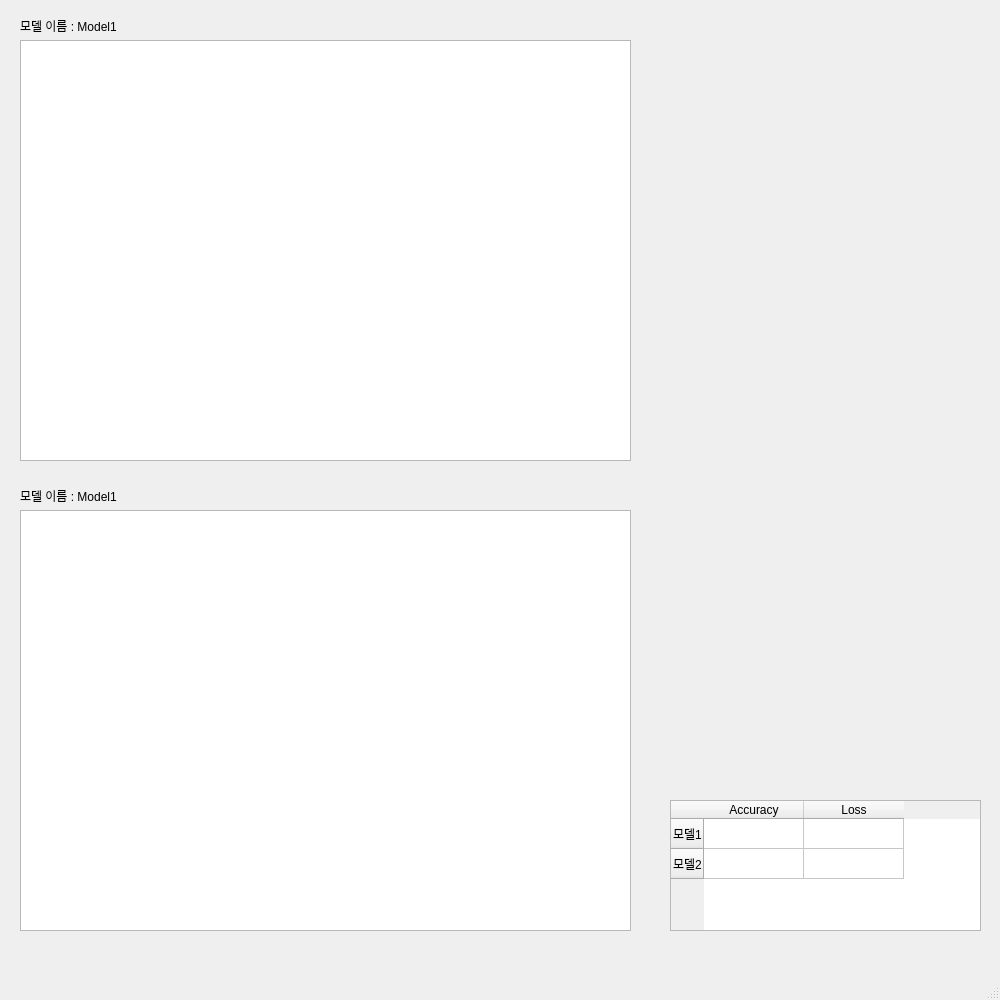
This is develop/pixby/ui/res.ui in Lee-JiHyeon/PIXBY as Qt 5 draws it before an edit. The edited form follows.
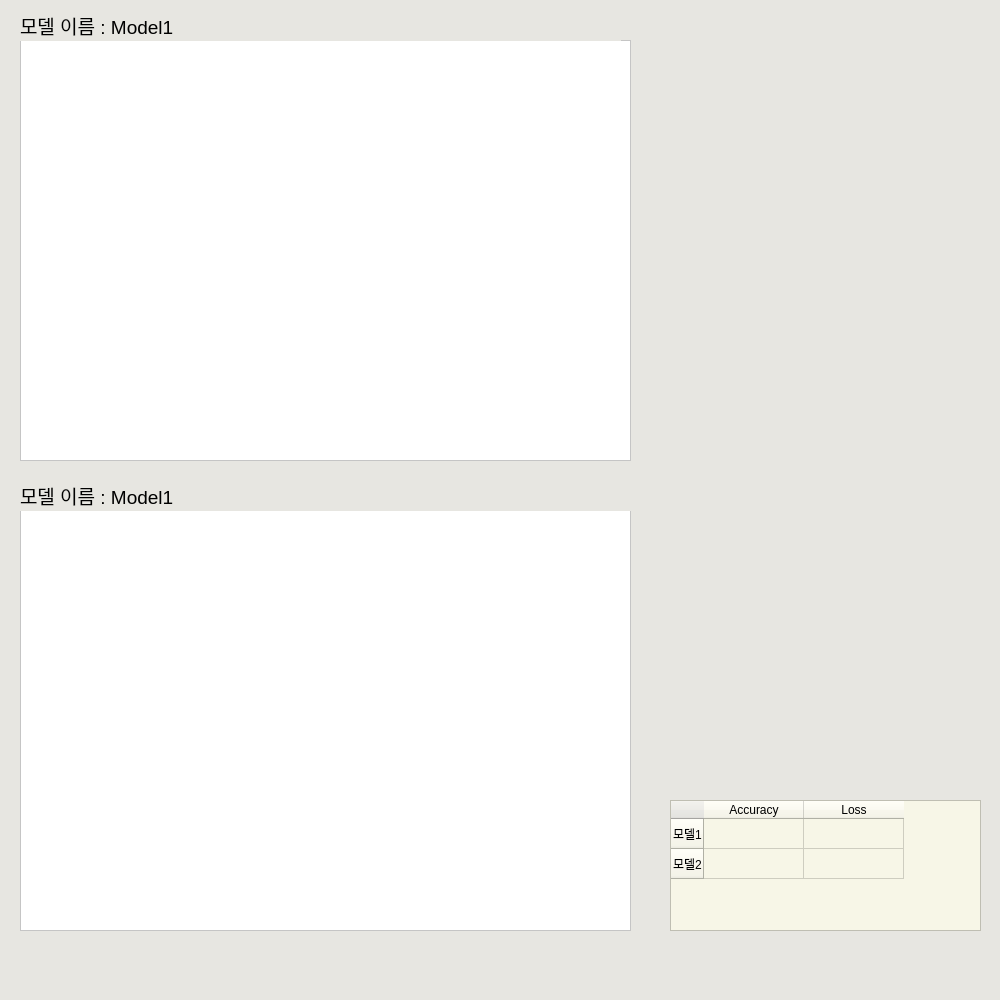
This is the edited form.

Patch:
```diff
--- a/develop/pixby/ui/res.ui
+++ b/develop/pixby/ui/res.ui
@@ -13,6 +13,11 @@
   <property name="windowTitle">
    <string>MainWindow</string>
   </property>
+  <property name="styleSheet">
+   <string notr="true">background-color: rgb(231, 230, 225);
+font: 75 12pt &quot;나눔스퀘어 Bold&quot;;
+</string>
+  </property>
   <widget class="QWidget" name="centralwidget">
    <widget class="QWidget" name="verticalLayoutWidget">
     <property name="geometry">
@@ -25,7 +30,11 @@
     </property>
     <layout class="QVBoxLayout" name="verticalLayout">
      <item>
-      <widget class="QTableWidget" name="model1"/>
+      <widget class="QTableWidget" name="model1">
+       <property name="styleSheet">
+        <string notr="true">background-color: rgb(255, 255, 255);</string>
+       </property>
+      </widget>
      </item>
     </layout>
    </widget>
@@ -41,6 +50,9 @@
     <layout class="QVBoxLayout" name="verticalLayout_2">
      <item>
       <widget class="QTableWidget" name="compare_table">
+       <property name="styleSheet">
+        <string notr="true">background-color: rgb(247, 246, 231);</string>
+       </property>
        <row>
         <property name="text">
          <string>모델1</string>
@@ -79,7 +91,11 @@
     </property>
     <layout class="QVBoxLayout" name="verticalLayout_3">
      <item>
-      <widget class="QTableWidget" name="model2"/>
+      <widget class="QTableWidget" name="model2">
+       <property name="styleSheet">
+        <string notr="true">background-color: rgb(255, 255, 255);</string>
+       </property>
+      </widget>
      </item>
     </layout>
    </widget>
@@ -93,7 +109,7 @@
      </rect>
     </property>
     <property name="styleSheet">
-     <string notr="true">font: 12pt &quot;배달의민족 한나는 열한살&quot;;</string>
+     <string notr="true">font: 14pt</string>
     </property>
     <property name="text">
      <string>모델 이름 : Model1</string>
@@ -109,7 +125,7 @@
      </rect>
     </property>
     <property name="styleSheet">
-     <string notr="true">font: 12pt &quot;배달의민족 한나는 열한살&quot;;</string>
+     <string notr="true">font: 14pt</string>
     </property>
     <property name="text">
      <string>모델 이름 : Model1</string>
```
Left out of the diff: 2 changed lines with no effect on the pictures.
